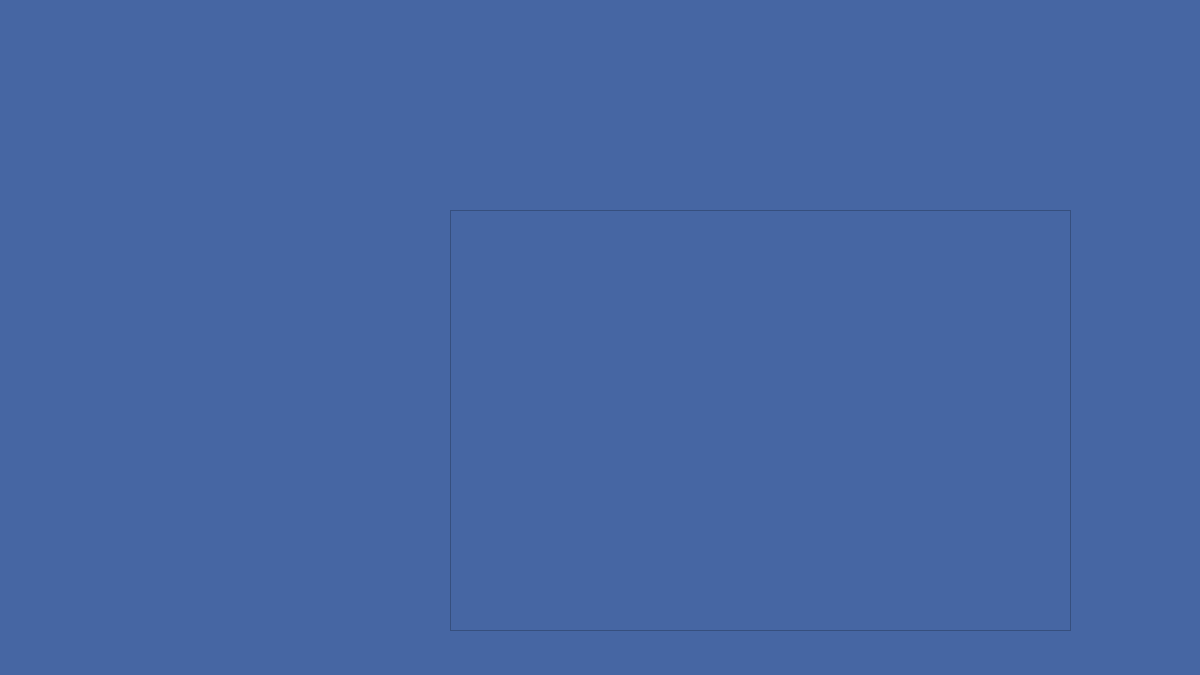
The window that APOLLO_MainWindow.ui (ThatNerd404/A.P.O.L.L.O) describes before a commit, drawn with Qt 5.
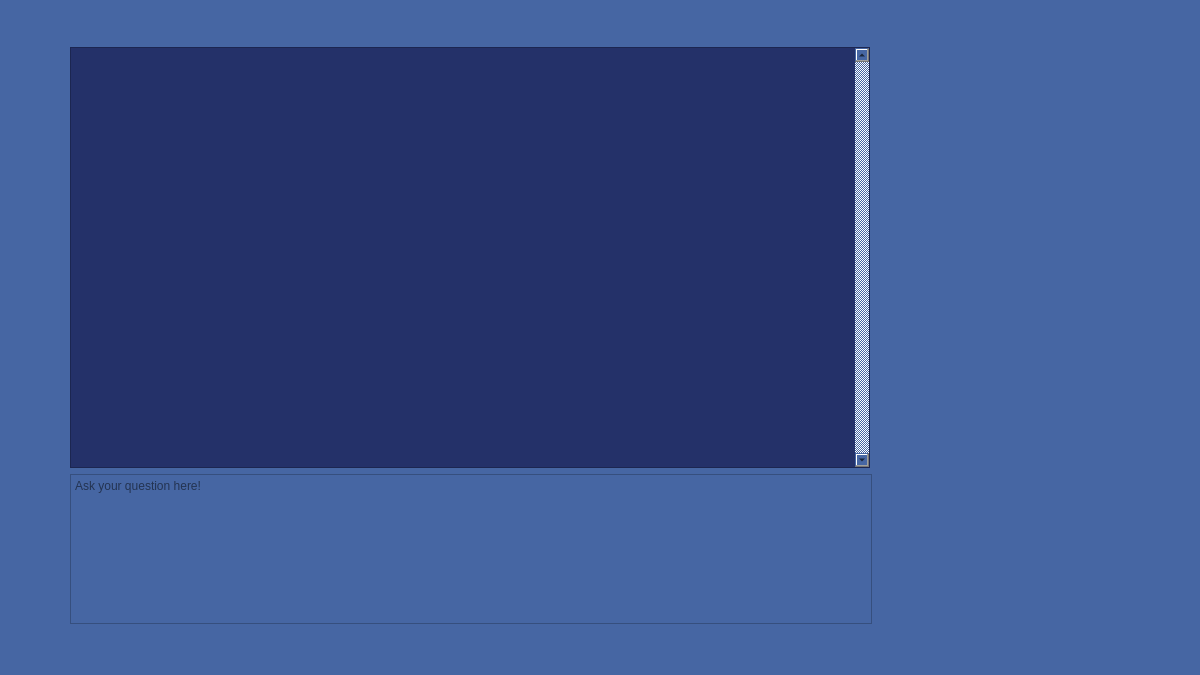
The same window after the commit. Icons and pictures are not drawn.

```diff
--- a/APOLLO_MainWindow.ui
+++ b/APOLLO_MainWindow.ui
@@ -42,27 +42,157 @@
 background-color: #4666a3 ;
 }</string>
    </property>
-   <widget class="QTextBrowser" name="textBrowser">
+   <widget class="QWidget" name="verticalLayoutWidget">
     <property name="geometry">
      <rect>
-      <x>450</x>
-      <y>210</y>
-      <width>621</width>
-      <height>421</height>
+      <x>70</x>
+      <y>0</y>
+      <width>802</width>
+      <height>671</height>
      </rect>
     </property>
-    <property name="maximumSize">
-     <size>
-      <width>621</width>
-      <height>421</height>
-     </size>
-    </property>
-    <property name="html">
-     <string>&lt;!DOCTYPE HTML PUBLIC &quot;-//W3C//DTD HTML 4.0//EN&quot; &quot;http://www.w3.org/TR/REC-html40/strict.dtd&quot;&gt;
+    <layout class="QVBoxLayout" name="verticalLayout">
+     <item alignment="Qt::AlignHCenter">
+      <widget class="QLabel" name="Title_Label">
+       <property name="maximumSize">
+        <size>
+         <width>600</width>
+         <height>16777215</height>
+        </size>
+       </property>
+       <property name="text">
+        <string/>
+       </property>
+       <property name="pixmap">
+        <pixmap>Assets/APOLLO_Title.png</pixmap>
+       </property>
+       <property name="scaledContents">
+        <bool>false</bool>
+       </property>
+       <property name="alignment">
+        <set>Qt::AlignCenter</set>
+       </property>
+       <property name="margin">
+        <number>0</number>
+       </property>
+      </widget>
+     </item>
+     <item>
+      <widget class="QTextBrowser" name="Response_Display">
+       <property name="minimumSize">
+        <size>
+         <width>800</width>
+         <height>0</height>
+        </size>
+       </property>
+       <property name="maximumSize">
+        <size>
+         <width>800</width>
+         <height>421</height>
+        </size>
+       </property>
+       <property name="styleSheet">
+        <string notr="true">QTextBrowser {
+background-color: #243169;
+color: 6a93be}</string>
+       </property>
+       <property name="verticalScrollBarPolicy">
+        <enum>Qt::ScrollBarAlwaysOn</enum>
+       </property>
+       <property name="horizontalScrollBarPolicy">
+        <enum>Qt::ScrollBarAlwaysOff</enum>
+       </property>
+       <property name="html">
+        <string>&lt;!DOCTYPE HTML PUBLIC &quot;-//W3C//DTD HTML 4.0//EN&quot; &quot;http://www.w3.org/TR/REC-html40/strict.dtd&quot;&gt;
 &lt;html&gt;&lt;head&gt;&lt;meta name=&quot;qrichtext&quot; content=&quot;1&quot; /&gt;&lt;style type=&quot;text/css&quot;&gt;
 p, li { white-space: pre-wrap; }
 &lt;/style&gt;&lt;/head&gt;&lt;body style=&quot; font-family:'MS Shell Dlg 2'; font-size:8.25pt; font-weight:400; font-style:normal;&quot;&gt;
 &lt;p style=&quot;-qt-paragraph-type:empty; margin-top:0px; margin-bottom:0px; margin-left:0px; margin-right:0px; -qt-block-indent:0; text-indent:0px;&quot;&gt;&lt;br /&gt;&lt;/p&gt;&lt;/body&gt;&lt;/html&gt;</string>
+       </property>
+      </widget>
+     </item>
+     <item>
+      <widget class="QPlainTextEdit" name="Input_Field">
+       <property name="minimumSize">
+        <size>
+         <width>800</width>
+         <height>0</height>
+        </size>
+       </property>
+       <property name="maximumSize">
+        <size>
+         <width>1000</width>
+         <height>150</height>
+        </size>
+       </property>
+       <property name="horizontalScrollBarPolicy">
+        <enum>Qt::ScrollBarAlwaysOff</enum>
+       </property>
+       <property name="backgroundVisible">
+        <bool>false</bool>
+       </property>
+       <property name="centerOnScroll">
+        <bool>false</bool>
+       </property>
+       <property name="placeholderText">
+        <string>Ask your question here!</string>
+       </property>
+      </widget>
+     </item>
+     <item alignment="Qt::AlignHCenter">
+      <widget class="QPushButton" name="Send_Button">
+       <property name="maximumSize">
+        <size>
+         <width>1000</width>
+         <height>1000</height>
+        </size>
+       </property>
+       <property name="autoFillBackground">
+        <bool>false</bool>
+       </property>
+       <property name="text">
+        <string/>
+       </property>
+       <property name="icon">
+        <iconset>
+         <normaloff>Assets/Apollo_Send_Button.png</normaloff>Assets/Apollo_Send_Button.png</iconset>
+       </property>
+       <property name="iconSize">
+        <size>
+         <width>128</width>
+         <height>64</height>
+        </size>
+       </property>
+       <property name="autoDefault">
+        <bool>false</bool>
+       </property>
+       <property name="default">
+        <bool>false</bool>
+       </property>
+       <property name="flat">
+        <bool>true</bool>
+       </property>
+      </widget>
+     </item>
+    </layout>
+   </widget>
+   <widget class="QLabel" name="Apollo_Sprite">
+    <property name="geometry">
+     <rect>
+      <x>900</x>
+      <y>160</y>
+      <width>280</width>
+      <height>360</height>
+     </rect>
+    </property>
+    <property name="text">
+     <string/>
+    </property>
+    <property name="pixmap">
+     <pixmap>Assets/Apollo_Idle.gif</pixmap>
+    </property>
+    <property name="scaledContents">
+     <bool>false</bool>
     </property>
    </widget>
   </widget>
```
Left out of the diff: 3 changed lines with no effect on the pictures.
